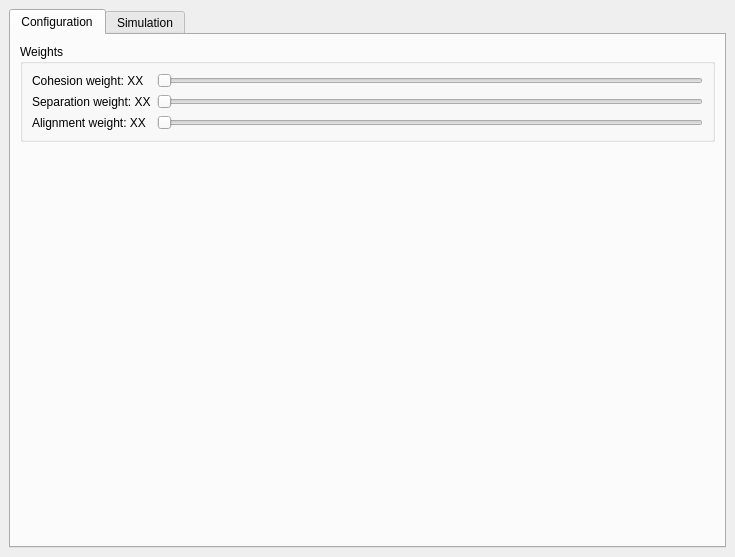
This is src/applicationwindow.ui in RoopeSavolainen/SwarmSimulator as Qt 5 draws it before an edit. The edited form follows.
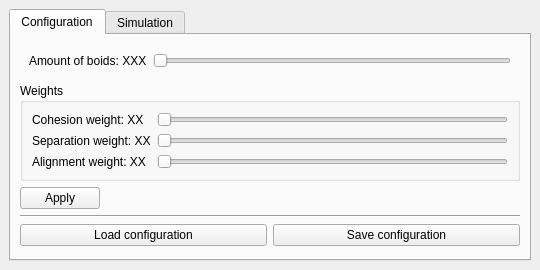
This is the edited form.

Commit message:
More functionality, ui specifically.
Added ui functionality. Created license (GPL for PyQt). Made progress on
the Simulation class.

Patch:
```diff
--- a/src/applicationwindow.ui
+++ b/src/applicationwindow.ui
@@ -6,10 +6,16 @@
    <rect>
     <x>0</x>
     <y>0</y>
-    <width>735</width>
-    <height>557</height>
+    <width>540</width>
+    <height>270</height>
    </rect>
   </property>
+  <property name="sizePolicy">
+   <sizepolicy hsizetype="Preferred" vsizetype="Preferred">
+    <horstretch>0</horstretch>
+    <verstretch>0</verstretch>
+   </sizepolicy>
+  </property>
   <property name="windowTitle">
    <string>Parvisimulaatio</string>
   </property>
@@ -32,7 +38,120 @@
        </attribute>
        <layout class="QGridLayout" name="gridLayout_2">
         <item row="0" column="0">
-         <widget class="QGroupBox" name="groupBox">
+         <widget class="QWidget" name="widget" native="true">
+          <layout class="QHBoxLayout" name="horizontalLayout_3">
+           <item>
+            <widget class="QLabel" name="lab_boid_count">
+             <property name="sizePolicy">
+              <sizepolicy hsizetype="Preferred" vsizetype="Preferred">
+               <horstretch>0</horstretch>
+               <verstretch>0</verstretch>
+              </sizepolicy>
+             </property>
+             <property name="text">
+              <string>Amount of boids: XXX</string>
+             </property>
+            </widget>
+           </item>
+           <item>
+            <widget class="QSlider" name="slider_boid_count">
+             <property name="sizePolicy">
+              <sizepolicy hsizetype="MinimumExpanding" vsizetype="Fixed">
+               <horstretch>0</horstretch>
+               <verstretch>0</verstretch>
+              </sizepolicy>
+             </property>
+             <property name="minimum">
+              <number>1</number>
+             </property>
+             <property name="maximum">
+              <number>100</number>
+             </property>
+             <property name="sliderPosition">
+              <number>1</number>
+             </property>
+             <property name="orientation">
+              <enum>Qt::Horizontal</enum>
+             </property>
+             <property name="tickPosition">
+              <enum>QSlider::NoTicks</enum>
+             </property>
+            </widget>
+           </item>
+          </layout>
+         </widget>
+        </item>
+        <item row="6" column="0">
+         <widget class="Line" name="line">
+          <property name="orientation">
+           <enum>Qt::Horizontal</enum>
+          </property>
+         </widget>
+        </item>
+        <item row="8" column="0">
+         <layout class="QHBoxLayout" name="layout_saveload">
+          <item>
+           <widget class="QPushButton" name="btn_load">
+            <property name="sizePolicy">
+             <sizepolicy hsizetype="Minimum" vsizetype="Fixed">
+              <horstretch>0</horstretch>
+              <verstretch>0</verstretch>
+             </sizepolicy>
+            </property>
+            <property name="maximumSize">
+             <size>
+              <width>16777215</width>
+              <height>16777215</height>
+             </size>
+            </property>
+            <property name="text">
+             <string>Load configuration</string>
+            </property>
+           </widget>
+          </item>
+          <item>
+           <widget class="QPushButton" name="btn_save">
+            <property name="sizePolicy">
+             <sizepolicy hsizetype="Minimum" vsizetype="Fixed">
+              <horstretch>0</horstretch>
+              <verstretch>0</verstretch>
+             </sizepolicy>
+            </property>
+            <property name="text">
+             <string>Save configuration</string>
+            </property>
+           </widget>
+          </item>
+         </layout>
+        </item>
+        <item row="5" column="0">
+         <widget class="QPushButton" name="btn_apply">
+          <property name="sizePolicy">
+           <sizepolicy hsizetype="Maximum" vsizetype="Fixed">
+            <horstretch>0</horstretch>
+            <verstretch>0</verstretch>
+           </sizepolicy>
+          </property>
+          <property name="text">
+           <string>Apply</string>
+          </property>
+         </widget>
+        </item>
+        <item row="11" column="0">
+         <spacer name="spacer_end">
+          <property name="orientation">
+           <enum>Qt::Vertical</enum>
+          </property>
+          <property name="sizeHint" stdset="0">
+           <size>
+            <width>20</width>
+            <height>40</height>
+           </size>
+          </property>
+         </spacer>
+        </item>
+        <item row="4" column="0">
+         <widget class="QGroupBox" name="weights_group">
           <property name="sizePolicy">
            <sizepolicy hsizetype="Preferred" vsizetype="Maximum">
             <horstretch>0</horstretch>
@@ -53,7 +172,13 @@
               </widget>
              </item>
              <item row="1" column="1">
-              <widget class="QSlider" name="slider_cohestion">
+              <widget class="QSlider" name="slider_cohesion">
+               <property name="minimum">
+                <number>1</number>
+               </property>
+               <property name="maximum">
+                <number>10</number>
+               </property>
                <property name="orientation">
                 <enum>Qt::Horizontal</enum>
                </property>
@@ -68,6 +193,12 @@
              </item>
              <item row="2" column="1">
               <widget class="QSlider" name="slider_separation">
+               <property name="minimum">
+                <number>1</number>
+               </property>
+               <property name="maximum">
+                <number>10</number>
+               </property>
                <property name="orientation">
                 <enum>Qt::Horizontal</enum>
                </property>
@@ -82,6 +213,12 @@
              </item>
              <item row="3" column="1">
               <widget class="QSlider" name="slider_alignment">
+               <property name="minimum">
+                <number>1</number>
+               </property>
+               <property name="maximum">
+                <number>10</number>
+               </property>
                <property name="orientation">
                 <enum>Qt::Horizontal</enum>
                </property>
@@ -92,19 +229,6 @@
           </layout>
          </widget>
         </item>
-        <item row="1" column="0">
-         <spacer name="verticalSpacer">
-          <property name="orientation">
-           <enum>Qt::Vertical</enum>
-          </property>
-          <property name="sizeHint" stdset="0">
-           <size>
-            <width>20</width>
-            <height>40</height>
-           </size>
-          </property>
-         </spacer>
-        </item>
        </layout>
       </widget>
       <widget class="QWidget" name="simulation">
```
Left out of the diff: 71 changed lines with no effect on the pictures. The commit also changes 6 other files.
